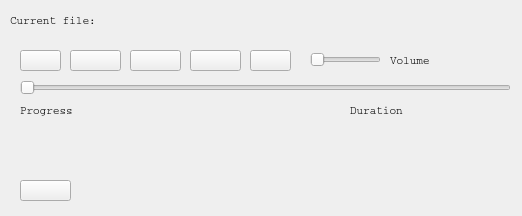
Before: the Qt Designer form MediaPlayer/widget.ui in Malofeyka/qt, drawn with Qt 5.
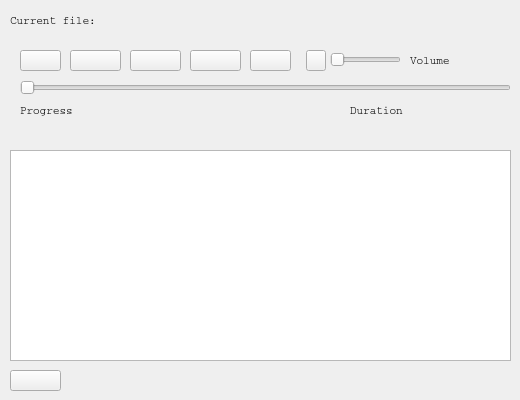
After: the same form once the commit is applied. Icons and pictures are not drawn.

Commit message: slider and mute done

Diff of the .ui file:
```diff
--- a/MediaPlayer/widget.ui
+++ b/MediaPlayer/widget.ui
@@ -6,8 +6,8 @@
    <rect>
     <x>0</x>
     <y>0</y>
-    <width>522</width>
-    <height>216</height>
+    <width>520</width>
+    <height>400</height>
    </rect>
   </property>
   <property name="sizePolicy">
@@ -18,14 +18,14 @@
   </property>
   <property name="minimumSize">
    <size>
-    <width>522</width>
-    <height>216</height>
+    <width>520</width>
+    <height>400</height>
    </size>
   </property>
   <property name="maximumSize">
    <size>
-    <width>522</width>
-    <height>216</height>
+    <width>520</width>
+    <height>400</height>
    </size>
   </property>
   <property name="font">
@@ -158,8 +158,8 @@
   <widget class="QPushButton" name="pushButtonOpen">
    <property name="geometry">
     <rect>
-     <x>20</x>
-     <y>180</y>
+     <x>10</x>
+     <y>370</y>
      <width>51</width>
      <height>21</height>
     </rect>
@@ -190,7 +190,7 @@
   <widget class="QSlider" name="horizontalSliderVolume">
    <property name="geometry">
     <rect>
-     <x>310</x>
+     <x>330</x>
      <y>50</y>
      <width>71</width>
      <height>20</height>
@@ -206,7 +206,7 @@
   <widget class="QLabel" name="labelVolume">
    <property name="geometry">
     <rect>
-     <x>390</x>
+     <x>410</x>
      <y>50</y>
      <width>121</width>
      <height>21</height>
@@ -221,7 +221,7 @@
     <rect>
      <x>20</x>
      <y>100</y>
-     <width>71</width>
+     <width>151</width>
      <height>21</height>
     </rect>
    </property>
@@ -242,6 +242,29 @@
     <string>Duration</string>
    </property>
   </widget>
+  <widget class="QPushButton" name="pushButtonMute">
+   <property name="geometry">
+    <rect>
+     <x>306</x>
+     <y>50</y>
+     <width>20</width>
+     <height>21</height>
+    </rect>
+   </property>
+   <property name="text">
+    <string/>
+   </property>
+  </widget>
+  <widget class="QTableView" name="tableViewPlaylist">
+   <property name="geometry">
+    <rect>
+     <x>10</x>
+     <y>150</y>
+     <width>501</width>
+     <height>211</height>
+    </rect>
+   </property>
+  </widget>
  </widget>
  <resources>
   <include location="ICONS.qrc"/>
```
The commit also changes 2 other files.
